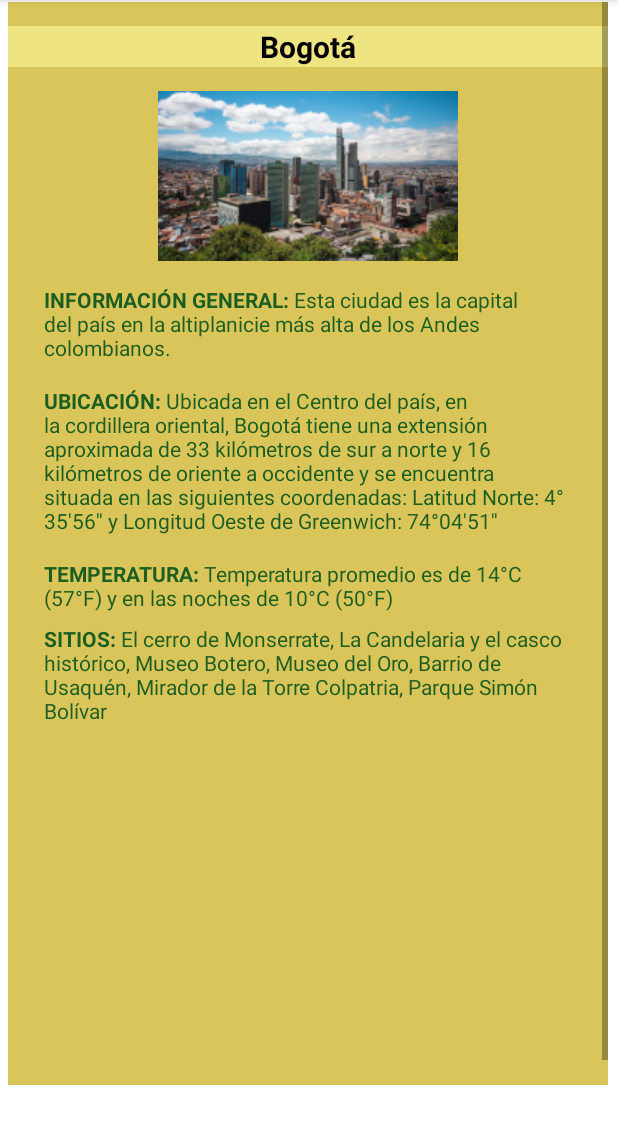
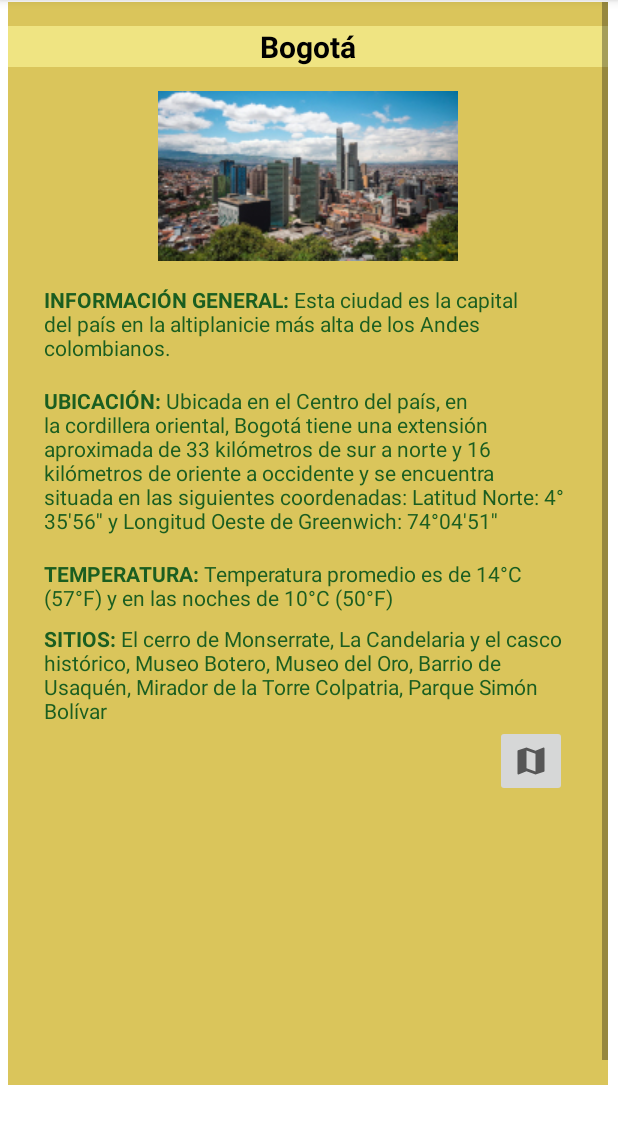
Before and after one commit to J-A-R-V-I-S-cicle-4/Programacion-movil, an Android app: the fragment DetailFragment placed in its activity, on a phone screen of 412 x 824 dp, the part 84-1228 px from its top. Run offline under Robolectric (Android 15) with nearby library versions, the phone set to English and light mode, and no system bars; our stand-ins replace Picasso; 11 statements that could not run were skipped.

Commit message:
Geolocalización

```diff
--- a/build.gradle
+++ b/build.gradle
@@ -6,7 +6,7 @@ buildscript {
     }
     dependencies {
 
-        classpath "com.android.tools.build:gradle:7.0.3"
+        classpath 'com.android.tools.build:gradle:7.0.4'
         classpath 'org.jetbrains.kotlin:kotlin-gradle-plugin:1.6.0'
         classpath 'androidx.navigation:navigation-safe-args-gradle-plugin:2.3.5'
 
--- a/poi/build.gradle
+++ b/poi/build.gradle
@@ -49,6 +49,7 @@ dependencies {
     implementation 'androidx.preference:preference:1.1.1'
     implementation 'androidx.lifecycle:lifecycle-livedata-ktx:2.3.1'
     implementation 'androidx.lifecycle:lifecycle-viewmodel-ktx:2.3.1'
+    implementation 'com.google.android.gms:play-services-maps:17.0.0'
     testImplementation 'junit:junit:4.+'
     androidTestImplementation 'androidx.test.ext:junit:1.1.3'
     androidTestImplementation 'androidx.test.espresso:espresso-core:3.4.0'
--- a/poi/src/main/java/com/jarvis/poi/detail/DetailFragment.kt
+++ b/poi/src/main/java/com/jarvis/poi/detail/DetailFragment.kt
@@ -5,6 +5,7 @@ import androidx.fragment.app.Fragment
 import android.view.LayoutInflater
 import android.view.View
 import android.view.ViewGroup
+import androidx.navigation.fragment.findNavController
 import androidx.navigation.fragment.navArgs
 import com.jarvis.poi.databinding.FragmentDetailBinding
 import com.jarvis.poi.main.MainActivity
@@ -41,6 +42,10 @@ class DetailFragment : Fragment() {
             temperatureTextView.text = placeofinterest.temperatura
             placesTextView.text = placeofinterest.sitios
             Picasso.get().load(placeofinterest.urlPicture2).into(pictureImageView)
+
+            mapButton.setOnClickListener(){
+                findNavController().navigate(DetailFragmentDirections.actionDetailFragmentToMapsFragment(poi = placeofinterest))
+            }
         }
     }
 }
--- /dev/null
+++ b/poi/src/main/res/drawable/ic_map.xml
@@ -0,0 +1,10 @@
+<vector xmlns:android="http://schemas.android.com/apk/res/android"
+    android:width="24dp"
+    android:height="24dp"
+    android:viewportWidth="24"
+    android:viewportHeight="24"
+    android:tint="?attr/colorControlNormal">
+  <path
+      android:fillColor="@android:color/white"
+      android:pathData="M20.5,3l-0.16,0.03L15,5.1 9,3 3.36,4.9c-0.21,0.07 -0.36,0.25 -0.36,0.48V20.5c0,0.28 0.22,0.5 0.5,0.5l0.16,-0.03L9,18.9l6,2.1 5.64,-1.9c0.21,-0.07 0.36,-0.25 0.36,-0.48V3.5c0,-0.28 -0.22,-0.5 -0.5,-0.5zM15,19l-6,-2.11V5l6,2.11V19z"/>
+</vector>
--- a/poi/src/main/res/layout/fragment_detail.xml
+++ b/poi/src/main/res/layout/fragment_detail.xml
@@ -97,5 +97,18 @@
             app:layout_constraintStart_toStartOf="parent"
             app:layout_constraintTop_toBottomOf="@+id/temperature_text_view" />
 
+        <ImageButton
+            android:id="@+id/mapButton"
+            android:layout_width="wrap_content"
+            android:layout_height="wrap_content"
+            android:minHeight="48dp"
+            app:layout_constraintEnd_toEndOf="parent"
+            app:layout_constraintHorizontal_bias="0.922"
+            app:layout_constraintStart_toStartOf="parent"
+            app:layout_constraintTop_toBottomOf="@+id/places_text_view"
+            app:srcCompat="@drawable/ic_map"
+            tools:ignore="SpeakableTextPresentCheck"
+            android:contentDescription="@string/map"/>
+
     </androidx.constraintlayout.widget.ConstraintLayout>
 </ScrollView>
--- a/poi/src/main/res/navigation/mobile_navigation.xml
+++ b/poi/src/main/res/navigation/mobile_navigation.xml
@@ -27,7 +27,9 @@
         <argument
             android:name="poi"
             app:argType="com.jarvis.poi.model.PlacesofinterestItem" />
-
+        <action
+            android:id="@+id/action_detailFragment_to_mapsFragment"
+            app:destination="@id/mapsFragment" />
 
 
     </fragment>
@@ -35,4 +37,13 @@
         android:id="@+id/settingsFragment"
         android:name="com.jarvis.poi.preference.SettingsFragment"
         android:label="SettingsFragment" />
+    <fragment
+        android:id="@+id/mapsFragment"
+        android:name="com.jarvis.poi.MapsFragment"
+        android:label="fragment_maps"
+        tools:layout="@layout/fragment_maps" >
+        <argument
+            android:name="poi"
+            app:argType="com.jarvis.poi.model.PlacesofinterestItem" />
+    </fragment>
 </navigation>
--- a/poi/src/main/res/values/strings.xml
+++ b/poi/src/main/res/values/strings.xml
@@ -46,4 +46,5 @@
     <string name="title_dashboard">Dashboard</string>
     <string name="title_notifications">Notifications</string>
     <string name="preferences">Preferencias</string>
+    <string name="map">Map</string>
 </resources>
```
Also changed, not shown: poi/src/debug/res/values/google_maps_api.xml (added, +24 -0 lines), poi/src/main/AndroidManifest.xml (+19 -0 lines), poi/src/main/assets/poi.json (+97 -29 lines), poi/src/main/java/com/jarvis/poi/MapsFragment.kt (added, +53 -0 lines), poi/src/main/java/com/jarvis/poi/model/PlacesofinterestItem.kt (+7 -1 lines), poi/src/main/res/layout/fragment_maps.xml (added, +8 -0 lines), 196 other files.
